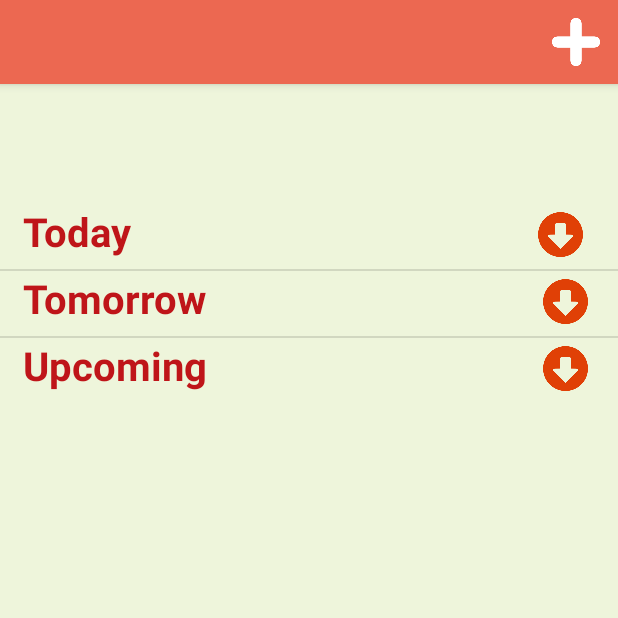
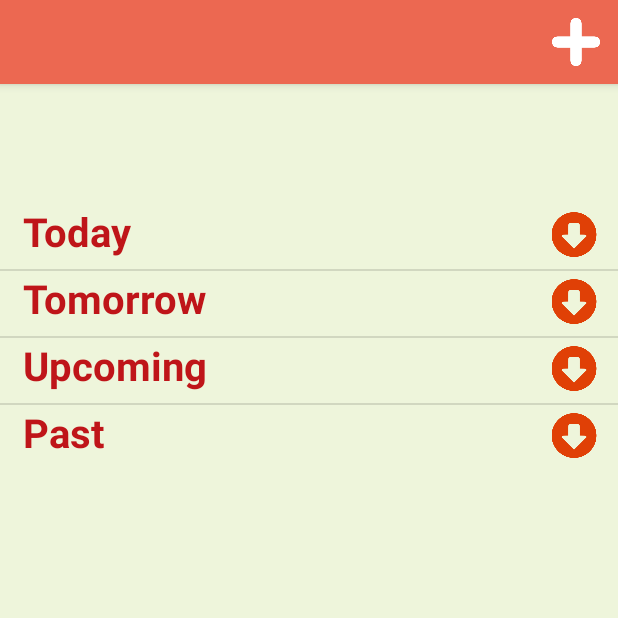
Before and after one commit to rrosatti/todo, an Android app: the TasksActivity screen opened directly, with no data from a screen before it, on a phone screen of 412 x 824 dp, the top half of it. Run offline under Robolectric (Android 15) with nearby library versions, the phone set to English and light mode, and no system bars.

Commit message:
change layout from custom_group.xml

```diff
--- a/app/src/main/java/com/example/rodri/todo/ui/activity/TasksActivity.java
+++ b/app/src/main/java/com/example/rodri/todo/ui/activity/TasksActivity.java
@@ -52,7 +52,7 @@ public class TasksActivity extends AppCompatActivity {
             dataSource.open();
 
             tasks = dataSource.getAllTasks();
-            groupNames = new String[] { "Today", "Tomorrow", "Upcoming" };
+            groupNames = new String[] { "Today", "Tomorrow", "Upcoming", "Past" };
             for (int i = 0; i < groupNames.length; i++) {
                 groupsAndTasks.put(groupNames[i], new ArrayList<Task>());
             }
@@ -82,8 +82,10 @@ public class TasksActivity extends AppCompatActivity {
                 } else
                     if (dueDate == tomorrow) {
                         groupsAndTasks.get(groupNames[1]).add(task);
+                    } else if (dueDate > tomorrow){
+                        groupsAndTasks.get(groupNames[2]).add(task);
                     } else {
-                        groupsAndTasks.get(groupNames[2]).add(task);
+                        groupsAndTasks.get(groupNames[3]).add(task);
                     }
             }
 
--- a/app/src/main/java/com/example/rodri/todo/ui/adapter/TaskAdapter.java
+++ b/app/src/main/java/com/example/rodri/todo/ui/adapter/TaskAdapter.java
@@ -2,6 +2,7 @@ package com.example.rodri.todo.ui.adapter;
 
 import android.app.Activity;
 import android.content.Context;
+import android.graphics.Color;
 import android.view.LayoutInflater;
 import android.view.View;
 import android.view.ViewGroup;
@@ -80,6 +81,11 @@ public class TaskAdapter extends BaseExpandableListAdapter {
 
         holder.displayTaskName.setText(task.getTaskName());
 
+        if (groupPosition == 3) {
+            //holder.displayTaskName.setTextAppearance(activity, R.style.pastTask);
+            //holder.displayDueDate.setTextAppearance(activity, R.style.pastTask);
+        }
+
         Calendar cal = Calendar.getInstance();
         cal.setTimeInMillis(Long.parseLong(task.getDueDate()));
 
--- a/app/src/main/res/layout/custom_group.xml
+++ b/app/src/main/res/layout/custom_group.xml
@@ -4,7 +4,7 @@
     android:layout_height="match_parent">
 
     <TextView
-        android:layout_width="wrap_content"
+        android:layout_width="200dp"
         android:layout_height="wrap_content"
         android:id="@+id/txtGroupName"
         android:textSize="12pt"
--- a/app/src/main/res/values/styles.xml
+++ b/app/src/main/res/values/styles.xml
@@ -8,4 +8,9 @@
         <item name="colorAccent">@color/colorAccent</item>
     </style>
 
+    <style name="pastTask">
+        <item name="android:textStyle">italic</item>
+        <item name="android:textColor">#2B2D42</item>
+    </style>
+
 </resources>
```
